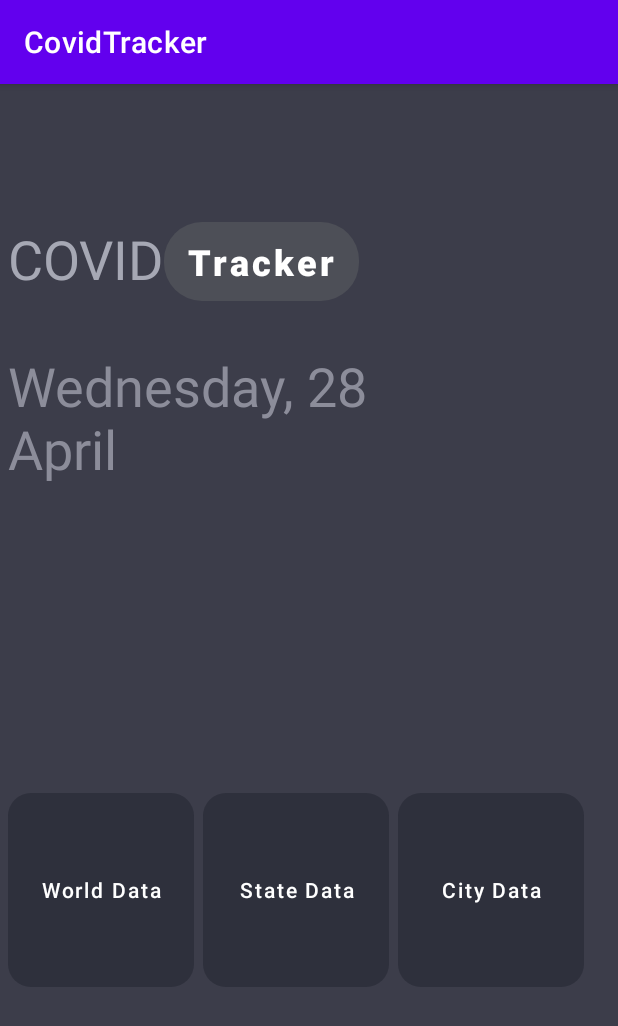
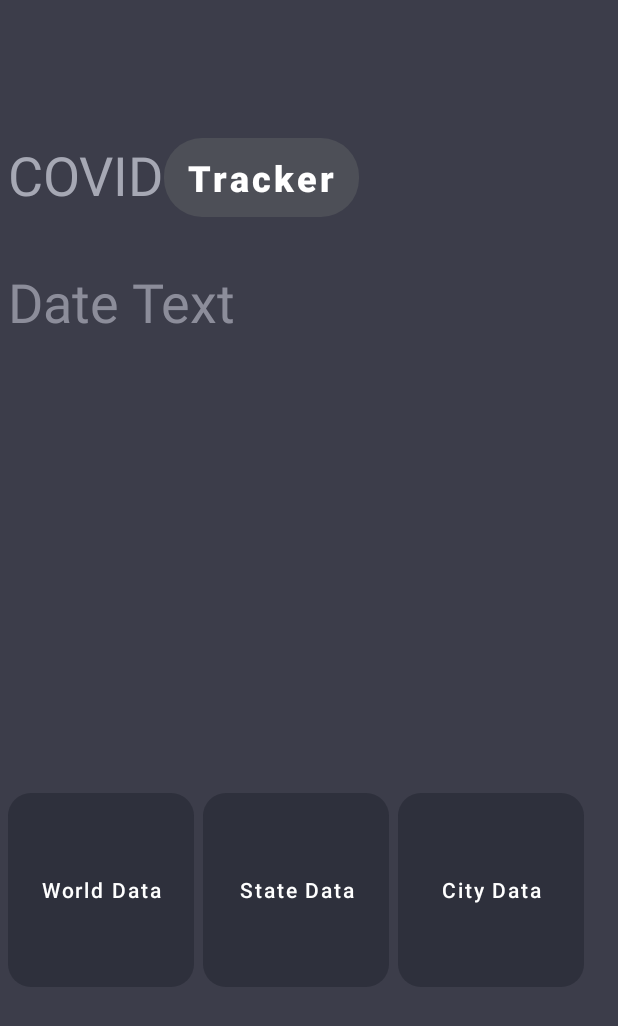
Before and after one commit to SunnyTamang/CovidTracker, an Android app: the screen it shows after launch (MainActivity), on a phone screen of 412 x 824 dp. Shown: the top 1026 px of the screen. Run offline under Robolectric (Android 15) with nearby library versions, the phone set to English and light mode, and no system bars.

Commit message:
First fragment commit

```diff
--- a/app/build.gradle
+++ b/app/build.gradle
@@ -34,6 +34,8 @@ dependencies {
     implementation 'com.google.android.material:material:1.3.0'
     implementation 'androidx.constraintlayout:constraintlayout:2.0.4'
     implementation 'androidx.legacy:legacy-support-v4:1.0.0'
+    implementation 'androidx.navigation:navigation-fragment:2.3.5'
+    implementation 'androidx.navigation:navigation-ui:2.3.5'
     testImplementation 'junit:junit:4.+'
     androidTestImplementation 'androidx.test.ext:junit:1.1.2'
     androidTestImplementation 'androidx.test.espresso:espresso-core:3.3.0'
--- a/app/src/main/java/com/example/covidtracker/FirstFrag.java
+++ b/app/src/main/java/com/example/covidtracker/FirstFrag.java
@@ -3,13 +3,24 @@ package com.example.covidtracker;
 import android.os.Bundle;
 
 import androidx.fragment.app.Fragment;
+import androidx.navigation.NavController;
+import androidx.navigation.fragment.NavHostFragment;
 
 import android.view.LayoutInflater;
 import android.view.View;
 import android.view.ViewGroup;
+import android.widget.Button;
+import android.widget.TextView;
+
+import java.text.DateFormat;
+import java.util.Date;
+import java.util.Objects;
 
 
 public class FirstFrag extends Fragment {
+
+    NavController navController;
+    Button world_btn;
 
     View view;
     @Override
@@ -18,6 +29,31 @@ public class FirstFrag extends Fragment {
         // Inflate the layout for this fragment
         view = inflater.inflate(R.layout.fragment_first,container,false);
 
+
+        NavHostFragment navHostFragment = (NavHostFragment) requireActivity().getSupportFragmentManager().findFragmentById(R.id.fragment_container);
+        navController = Objects.requireNonNull(navHostFragment).getNavController();
+        world_btn = view.findViewById(R.id.worldbutton);
+        world_btn.setOnClickListener(new View.OnClickListener() {
+            @Override
+            public void onClick(View view) {
+                Bundle bundle = new Bundle();
+                navController.navigate(R.id.first_fragment_to_second_fragment,bundle);
+
+            }
+        });
+
+
+
+
+//                Date date = new Date();
+//        String dayOfTheWeek = (String) DateFormat.format("EEEE", date); // Thursday
+//        String day          = (String) DateFormat.format("dd",   date); // 20
+//        String monthString  = (String) DateFormat.format("MMMM",  date); // Jun
+//        TextView textView=view.findViewById(R.id.datetext);
+//        textView.setText(dayOfTheWeek + ", " + day + "\n" + monthString);
+
+
+
         return view;
     }
 
--- a/app/src/main/java/com/example/covidtracker/MainActivity.java
+++ b/app/src/main/java/com/example/covidtracker/MainActivity.java
@@ -1,50 +1,29 @@
 package com.example.covidtracker;
 import android.text.format.DateFormat;
 import androidx.appcompat.app.AppCompatActivity;
-import androidx.fragment.app.Fragment;
-import androidx.fragment.app.FragmentManager;
-import androidx.fragment.app.FragmentTransaction;
+import androidx.navigation.NavController;
+import androidx.navigation.fragment.NavHostFragment;
 
 import android.os.Bundle;
-import android.view.View;
-import android.widget.Button;
 import android.widget.TextView;
 
 import java.util.Date;
 
 public class MainActivity extends AppCompatActivity {
-    FragmentTransaction fragmentTransaction;
-    Button btn_world;
+
     @Override
     protected void onCreate(Bundle savedInstanceState) {
         super.onCreate(savedInstanceState);
         setContentView(R.layout.activity_main);
-        Date date = new Date();
-        String dayOfTheWeek = (String) DateFormat.format("EEEE", date); // Thursday
-        String day          = (String) DateFormat.format("dd",   date); // 20
-        String monthString  = (String) DateFormat.format("MMMM",  date); // Jun
-        TextView textView=findViewById(R.id.datetext);
-        textView.setText(dayOfTheWeek + ", " + day + "\n" + monthString);
+//        Date date = new Date();
+//        String dayOfTheWeek = (String) DateFormat.format("EEEE", date); // Thursday
+//        String day          = (String) DateFormat.format("dd",   date); // 20
+//        String monthString  = (String) DateFormat.format("MMMM",  date); // Jun
+//        TextView textView=findViewById(R.id.datetext);
+//        textView.setText(dayOfTheWeek + ", " + day + "\n" + monthString);
 
-//        fragmentTransaction = getSupportFragmentManager().beginTransaction();
-        btn_world = findViewById(R.id.worldbutton);
-
-        btn_world.setOnClickListener(new View.OnClickListener() {
-            @Override
-            public void onClick(View v) {
-//                SecondFrag secondFrag = new SecondFrag();
-//                fragmentTransaction.replace(R.id.fragment_container,secondFrag);
-//                fragmentTransaction.commit();
-                replaceFragment(new FirstFrag());
-            }
-        });
+        NavHostFragment navHostFragment = (NavHostFragment) getSupportFragmentManager().findFragmentById(R.id.fragment_container);
+        assert navHostFragment != null;
+        NavController navController = navHostFragment.getNavController();
     }
-
-    private void replaceFragment(Fragment fragment) {
-        fragmentTransaction = getSupportFragmentManager().beginTransaction();
-        fragmentTransaction.replace(R.id.fragment_container,fragment);
-        fragmentTransaction.commit();
-    }
-
-
 }
--- a/app/src/main/res/layout/activity_main.xml
+++ b/app/src/main/res/layout/activity_main.xml
@@ -7,15 +7,19 @@
     android:background="#3C3D4A"
     tools:context=".MainActivity" >
 
-    <fragment
+    <androidx.fragment.app.FragmentContainerView
         android:id="@+id/fragment_container"
-        android:name="com.example.covidtracker.FirstFrag"
-        android:layout_width="match_parent"
-        android:layout_height="match_parent"
-        tools:layout="@layout/fragment_first"
-        tools:layout_editor_absoluteX="0dp"
-        tools:layout_editor_absoluteY="0dp" />
+        android:name="androidx.navigation.fragment.NavHostFragment"
+        app:defaultNavHost="true"
+        app:navGraph="@navigation/nav_graph"
+        android:layout_width="0dp"
+        android:layout_height="0dp"
+        app:layout_constraintBottom_toBottomOf="parent"
+        app:layout_constraintEnd_toEndOf="parent"
+        app:layout_constraintStart_toStartOf="parent"
+        app:layout_constraintTop_toTopOf="parent">
 
+    </androidx.fragment.app.FragmentContainerView>
 
     <!--<Button
         android:id="@+id/worldbutton"
--- /dev/null
+++ b/app/src/main/res/navigation/nav_graph.xml
@@ -0,0 +1,25 @@
+<?xml version="1.0" encoding="utf-8"?>
+<navigation xmlns:android="http://schemas.android.com/apk/res/android"
+    xmlns:app="http://schemas.android.com/apk/res-auto"
+    xmlns:tools="http://schemas.android.com/tools"
+    android:id="@+id/nav_graph"
+    app:startDestination="@id/webinar_home_page">
+
+    <fragment
+        android:id="@+id/webinar_home_page"
+        android:name="com.example.covidtracker.FirstFrag"
+        android:label="Covid Tracker Page"
+        tools:layout="@layout/fragment_first">
+
+        <action android:id="@+id/first_fragment_to_second_fragment"
+            app:destination="@+id/second_fragment"/>
+    </fragment>
+    <fragment
+        android:id="@+id/second_fragment"
+        android:name="com.example.covidtracker.SecondFrag"
+        android:label="Covid Tracker Page"
+        tools:layout="@layout/fragment_second">
+
+    </fragment>
+
+</navigation>
--- a/app/src/main/res/values/colors.xml
+++ b/app/src/main/res/values/colors.xml
@@ -2,7 +2,7 @@
 <resources>
     <color name="purple_200">#FFBB86FC</color>
     <color name="purple_500">#FF6200EE</color>
-    <color name="purple_700">#FF3700B3</color>
+    <color name="purple_700">#3C3D4A</color>
     <color name="teal_200">#FF03DAC5</color>
     <color name="teal_700">#FF018786</color>
     <color name="black">#FF000000</color>
--- a/app/src/main/res/values/strings.xml
+++ b/app/src/main/res/values/strings.xml
@@ -1,6 +1,6 @@
 <resources>
     <string name="app_name">CovidTracker</string>
-    <string name="date_text">date_text</string>
+    <string name="date_text">Date Text</string>
     <string name="world_data">World Data</string>
     <string name="state_data">State Data</string>
     <string name="city_data">City Data</string>
--- a/app/src/main/res/values/themes.xml
+++ b/app/src/main/res/values/themes.xml
@@ -1,6 +1,6 @@
 <resources xmlns:tools="http://schemas.android.com/tools">
     <!-- Base application theme. -->
-    <style name="Theme.CovidTracker" parent="Theme.MaterialComponents.DayNight.DarkActionBar">
+    <style name="Theme.CovidTracker" parent="Theme.MaterialComponents.DayNight.NoActionBar">
         <!-- Primary brand color. -->
         <item name="colorPrimary">@color/purple_500</item>
         <item name="colorPrimaryVariant">@color/purple_700</item>
```
